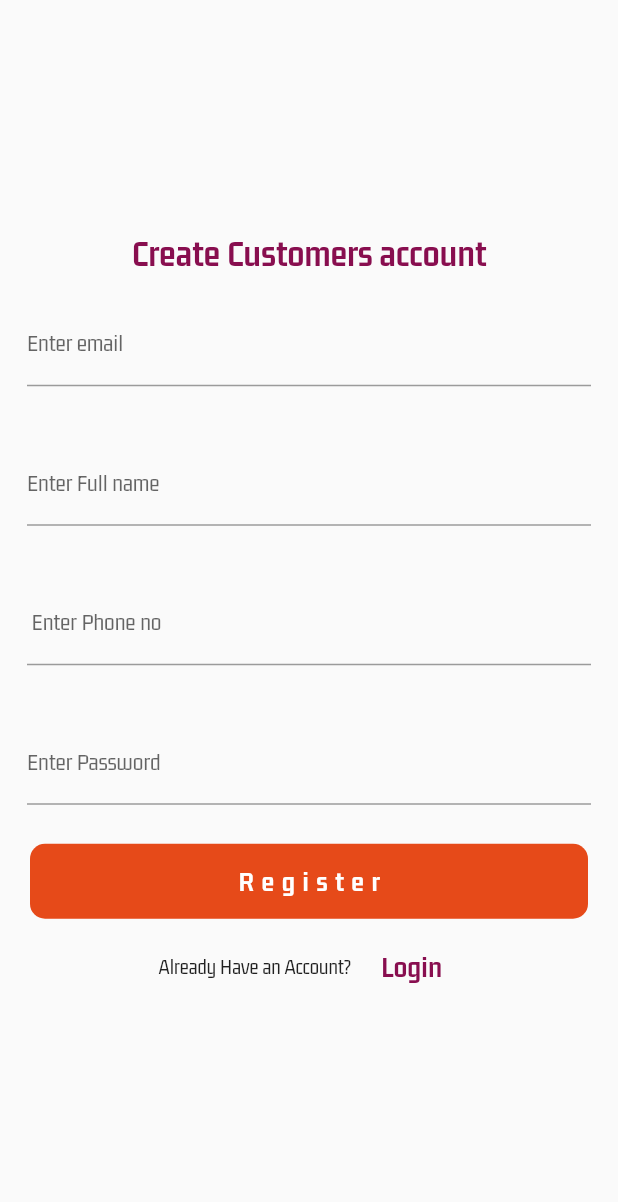
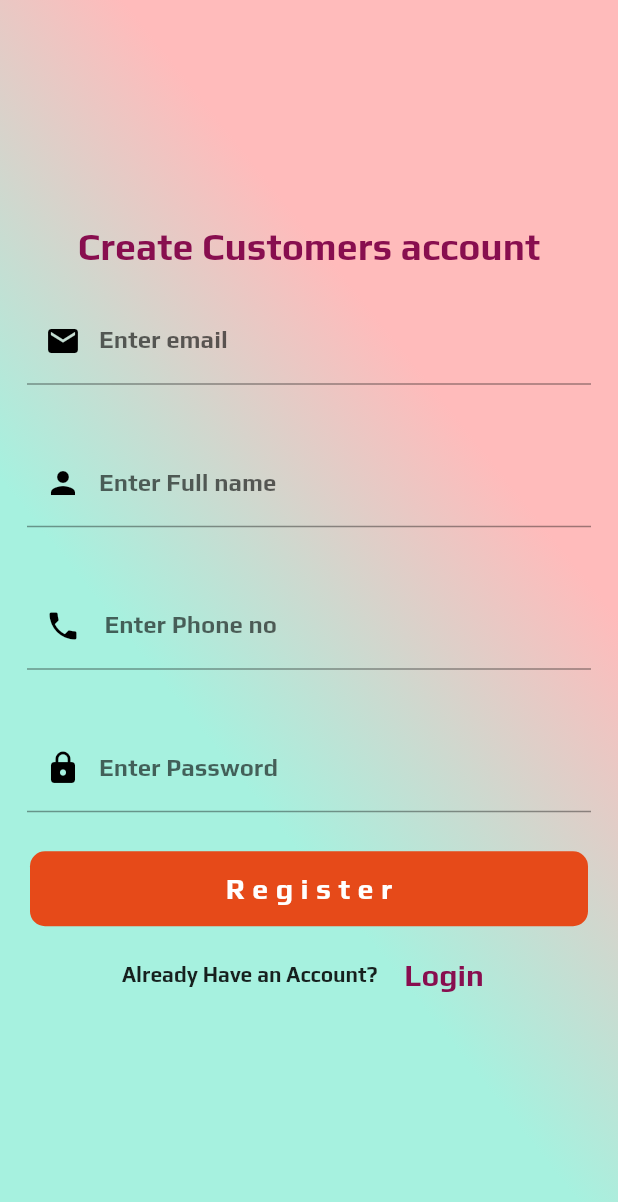
Before and after one commit to RanaKirtan-bit/CNC, a Flutter app: the screen it shows after launch, after a tap on "Login", after a tap on "Register", on a phone screen of 412 x 824 dp. Shown: the top 1202 px of the screen. Run offline on Flutter 3.47's test engine with Material 2 defaults, Android fonts, the phone set to English and light mode, and no system bars; our stand-ins replace cloud_firestore, dots_indicator, firebase_auth, firebase_core, flutter_svg; accounts and stored records are empty; network calls fail; project files that could hold a hidden picture were left out.

Commit message:
04/01/23

```diff
--- a/lib/main.dart
+++ b/lib/main.dart
@@ -27,7 +27,7 @@ class MyApp extends StatelessWidget {
       title: 'Flutter Demo',
       theme: ThemeData(
         primarySwatch: Colors.blue,
-        fontFamily: 'Semi-Bold',
+        fontFamily: 'Play',
       ),
       home: Splash(),
     );
--- a/lib/views/buyers/auth/login_screen.dart
+++ b/lib/views/buyers/auth/login_screen.dart
@@ -41,7 +41,14 @@ class _LoginScreenState extends State<LoginScreen> {
   @override
   Widget build(BuildContext context) {
     return Scaffold(
-      body: Center(
+      body: Container(
+        decoration: BoxDecoration(
+          gradient: LinearGradient(
+            colors: [Color(0xFFA6F1DF),Color(0xFFFFBBBB)],
+            begin: FractionalOffset(0.5, 0.7),
+          )
+        ),
+        child: Center(
           child: Form(
             key: _formKey,
             child: SingleChildScrollView(
@@ -84,7 +91,8 @@ class _LoginScreenState extends State<LoginScreen> {
                         email = value;
                       }),
                       decoration: InputDecoration(
-                      labelText: 'Enter Email Address,'
+                        labelText: 'Enter Email Address',
+                        prefixIcon: Icon(Icons.email, color: Colors.black,),
                       ),
                     ),
                   ),
@@ -108,6 +116,7 @@ class _LoginScreenState extends State<LoginScreen> {
                       }),
                       decoration: InputDecoration(
                           labelText: 'Enter password',
+                        prefixIcon: Icon(Icons.lock, color: Colors.black,),
                       ),
                     ),
                   ),
@@ -185,6 +194,7 @@ class _LoginScreenState extends State<LoginScreen> {
             ),
           ),
         ),
+      ),
 
     );
   }
--- a/lib/views/buyers/auth/register_screen.dart
+++ b/lib/views/buyers/auth/register_screen.dart
@@ -48,7 +48,14 @@ class _RegisterScreenState extends State<RegisterScreen> {
   @override
   Widget build(BuildContext context) {
     return Scaffold(
-      body: Center(
+      body: Container(
+        decoration: BoxDecoration(
+            gradient: LinearGradient(
+              colors: [Color(0xFFA6F1DF),Color(0xFFFFBBBB)],
+              begin: FractionalOffset(0.5, 0.7),
+            )
+        ),
+        child: Center(
           child: SingleChildScrollView(
             child: Form(
                   key: _formkey,
@@ -90,6 +97,7 @@ class _RegisterScreenState extends State<RegisterScreen> {
                       },
                       decoration: InputDecoration(
                         labelText: 'Enter email',
+                        prefixIcon: Icon(Icons.email, color: Colors.black,),
                       ),
                     ),
                   ),
@@ -108,6 +116,7 @@ class _RegisterScreenState extends State<RegisterScreen> {
                       },
                       decoration: InputDecoration(
                         labelText: 'Enter Full name',
+                        prefixIcon: Icon(Icons.person, color: Colors.black,),
                       ),
                     ),
                   ),
@@ -130,6 +139,7 @@ class _RegisterScreenState extends State<RegisterScreen> {
                       },
                       decoration: InputDecoration(
                         labelText: ' Enter Phone no',
+                        prefixIcon: Icon(Icons.phone, color: Colors.black,),
                       ),
                     ),
                   ),
@@ -153,6 +163,7 @@ class _RegisterScreenState extends State<RegisterScreen> {
                       },
                       decoration: InputDecoration(
                         labelText: 'Enter Password',
+                        prefixIcon: Icon(Icons.lock, color: Colors.black,),
                       ),
                     ),
                   ),
@@ -212,6 +223,7 @@ class _RegisterScreenState extends State<RegisterScreen> {
             ),
           ),
         ),
+      ),
     );
   }
 }
--- a/lib/views/buyers/nav_screens/widgets/splash.dart
+++ b/lib/views/buyers/nav_screens/widgets/splash.dart
@@ -1,9 +1,5 @@
 import 'package:clickncart/views/buyers/auth/login_screen.dart';
-import 'package:clickncart/views/buyers/auth/register_screen.dart';
-import 'package:clickncart/views/buyers/main_screen.dart';
-import 'package:clickncart/views/buyers/nav_screens/home_screen.dart';
 import 'package:flutter/material.dart';
-import 'package:clickncart/main.dart';
 class Splash extends StatefulWidget {
   const Splash({super.key});
 
@@ -19,7 +15,7 @@ class _SplashState extends State<Splash> {
   }
 
   _navigatehome() async {
-    await Future.delayed(Duration(seconds: 3), ()  {} );
+    await Future.delayed(Duration(seconds: 1), ()  {} );
     Navigator.pushReplacement(
       context,
       MaterialPageRoute(
```
Also changed, not shown: lib/views/buyers/main_screen.dart (+9 -1 lines), lib/views/buyers/nav_screens/cart_screen.dart (+8 -1 lines), lib/views/buyers/nav_screens/forgot_password.dart (+16 -2 lines), lib/views/buyers/nav_screens/home_screen.dart (+11 -1 lines), lib/views/buyers/nav_screens/widgets/banner_widget.dart (+45 -1 lines), lib/views/buyers/nav_screens/widgets/welcome_text_widget.dart (+7 -8 lines), pubspec.yaml (+4 -3 lines), assets/fonts/Play.ttf (added), assets/fonts/Regular.ttf (added), pubspec.lock. Lines whose indentation alone changed are shown as unchanged.
